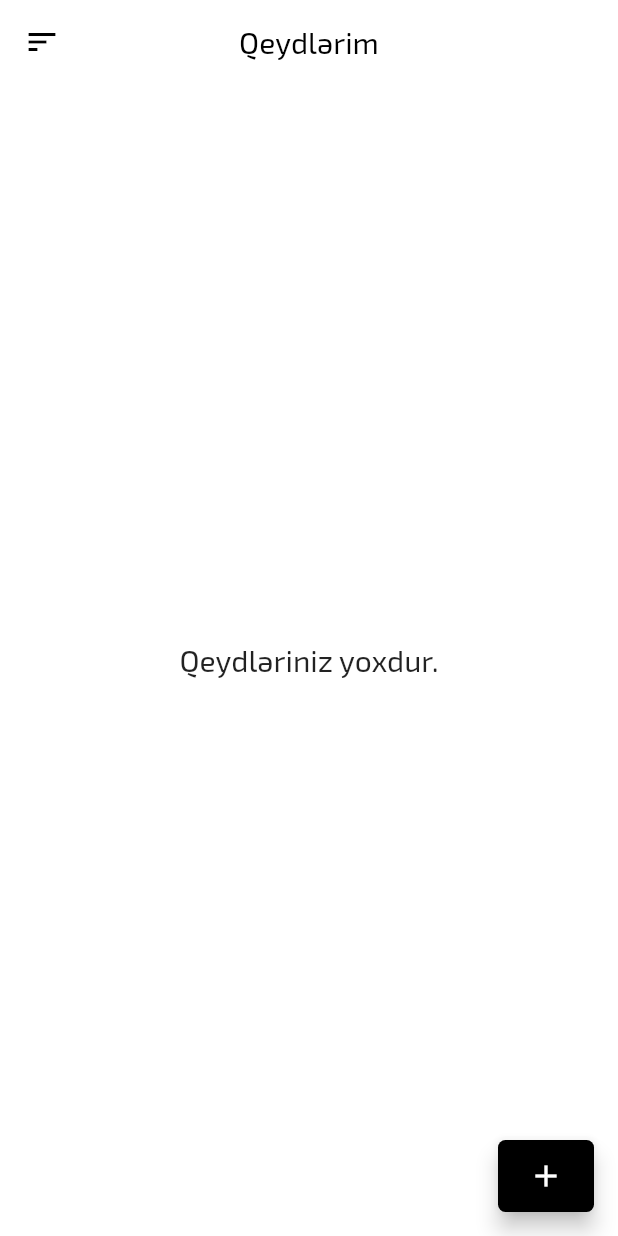
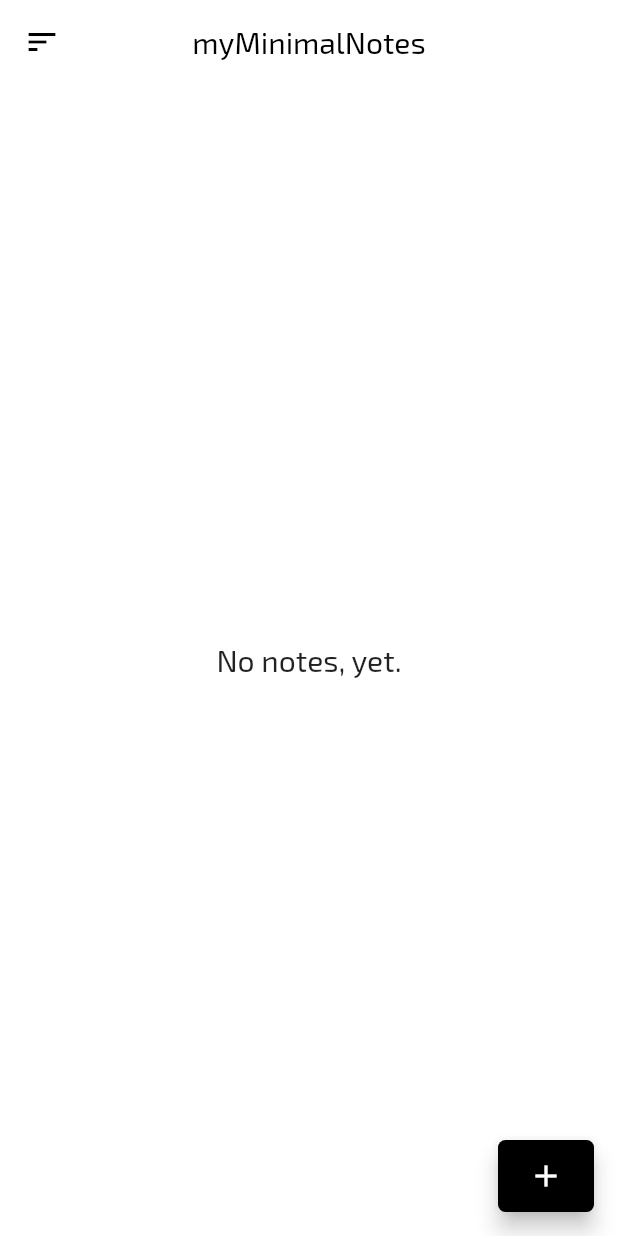
Before and after one commit to abbasovrashad/minimalists-notes-app, a Flutter app: the screen it shows after launch, on a phone screen of 412 x 824 dp. Run offline on Flutter 3.47's test engine with Material 2 defaults, Android fonts, the phone set to English and light mode, and no system bars; our stand-ins replace flutter_staggered_animations, fluttertoast, sqflite; accounts and stored records are empty.

Commit message:
refactored codebase

```diff
--- a/lib/screens/home.dart
+++ b/lib/screens/home.dart
@@ -31,14 +31,54 @@ class _HomeState extends State<Home> {
       child: Scaffold(
         key: _scaffoldKey,
         drawer: MenuDrawer(),
-        appBar: AppBar(
+        appBar: _appBar(),
+        body: _body(),
+        floatingActionButton: _addButton(context),
+      ),
+    );
+  }
+
+  FloatingActionButton _addButton(BuildContext context) {
+    return FloatingActionButton.extended(
+        shape: RoundedRectangleBorder(
+          borderRadius: BorderRadius.circular(5.0),
+        ),
+        tooltip: "Add",
+        label: Icon(Icons.add),
+        onPressed: () => Navigator.push(
+            context, CupertinoPageRoute(builder: (context) => Add())),
+      );
+  }
+
+  FutureBuilder<List<Note>> _body() {
+    return FutureBuilder(
+        future: _getNotes(),
+        builder: (context, snapshot) {
+          if (!snapshot.hasData) {
+            return ThreeDots();
+          }
+          if (snapshot.data.length == 0) {
+            return Center(
+              child: Text(
+                "No notes, yet.",
+                style: Theme.of(context).textTheme.body1,
+              ),
+            );
+          }
+          return displayNotes(snapshot);
+        },
+      );
+  }
+
+  AppBar _appBar() {
+    return AppBar(
         leading: IconButton(
           icon: Icon(Icons.sort, color: Colors.black),
           onPressed: () => _scaffoldKey.currentState.openDrawer(),
         ),
         backgroundColor: Colors.white,
         title: Text(
-            "Qeydlərim",
+          "myMinimalNotes",
           style: TextStyle(color: Colors.black),
         ),
         centerTitle: true,
@@ -51,34 +91,6 @@ class _HomeState extends State<Home> {
                   onPressed: () {},
                 ),
               ],
-        ),
-        body: FutureBuilder(
-          future: _getNotes(),
-          builder: (context, snapshot) {
-            if (!snapshot.hasData) {
-              return ThreeDots();
-            }
-            if (snapshot.data.length == 0) {
-              return Center(
-                child: Text(
-                  "Qeydləriniz yoxdur.",
-                  style: Theme.of(context).textTheme.body1,
-                ),
-              );
-            }
-            return displayNotes(snapshot);
-          },
-        ),
-        floatingActionButton: FloatingActionButton.extended(
-          shape: RoundedRectangleBorder(
-            borderRadius: BorderRadius.circular(5.0),
-          ),
-          tooltip: "Əlavə et",
-          label: Icon(Icons.add),
-          onPressed: () => Navigator.push(
-              context, CupertinoPageRoute(builder: (context) => Add())),
-        ),
-      ),
       );
   }
 
--- a/lib/widgets/menudrawer.dart
+++ b/lib/widgets/menudrawer.dart
@@ -13,7 +13,7 @@ class MenuDrawer extends StatelessWidget {
           children: <Widget>[
             DrawerHeader(
               child: Text(
-                "Qeydlərim",
+                "myMinimalNotes",
                 style: Theme.of(context)
                     .textTheme
                     .body1
@@ -22,7 +22,7 @@ class MenuDrawer extends StatelessWidget {
               ),
             ),
             InkWell(
-              child: _listTile("Arxiv", context),
+              child: _listTile("Archieve", context),
               onTap: () {
                 Navigator.pop(context);
                 Navigator.push(context,
@@ -35,7 +35,7 @@ class MenuDrawer extends StatelessWidget {
                   Navigator.push(context,
                       CupertinoPageRoute(builder: (context) => Deleted()));
                 },
-                child: _listTile("Silinənlər", context)),
+                child: _listTile("Deleteds", context)),
             // _listTile("Ayarlar", context),
           ],
         ),
--- a/lib/widgets/notecard.dart
+++ b/lib/widgets/notecard.dart
@@ -7,6 +7,7 @@ import 'package:qeydlerim/screens/view.dart';
 class NoteCard extends StatelessWidget {
   final Note note;
   NoteCard({this.note});
+
   @override
   Widget build(BuildContext context) {
     return GestureDetector(
```
Also changed, not shown: lib/screens/add.dart (+47 -52 lines), lib/screens/archieved.dart (+20 -17 lines), lib/screens/deleted.dart (+23 -19 lines), lib/screens/view.dart (+57 -44 lines), lib/services/database.dart (+0 -13 lines), pubspec.lock. Lines whose indentation alone changed are shown as unchanged.
